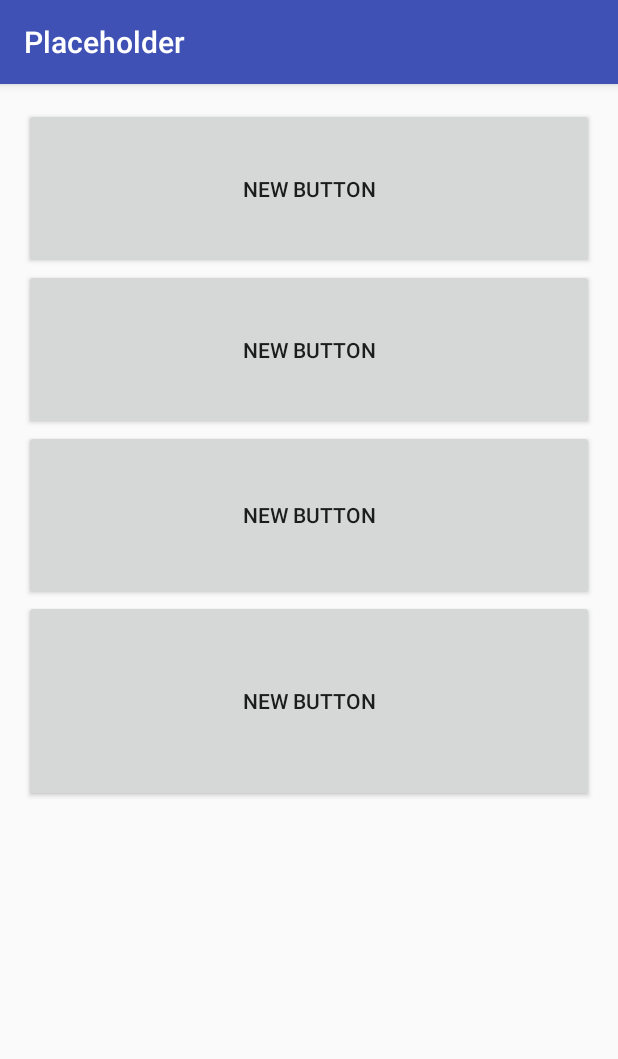
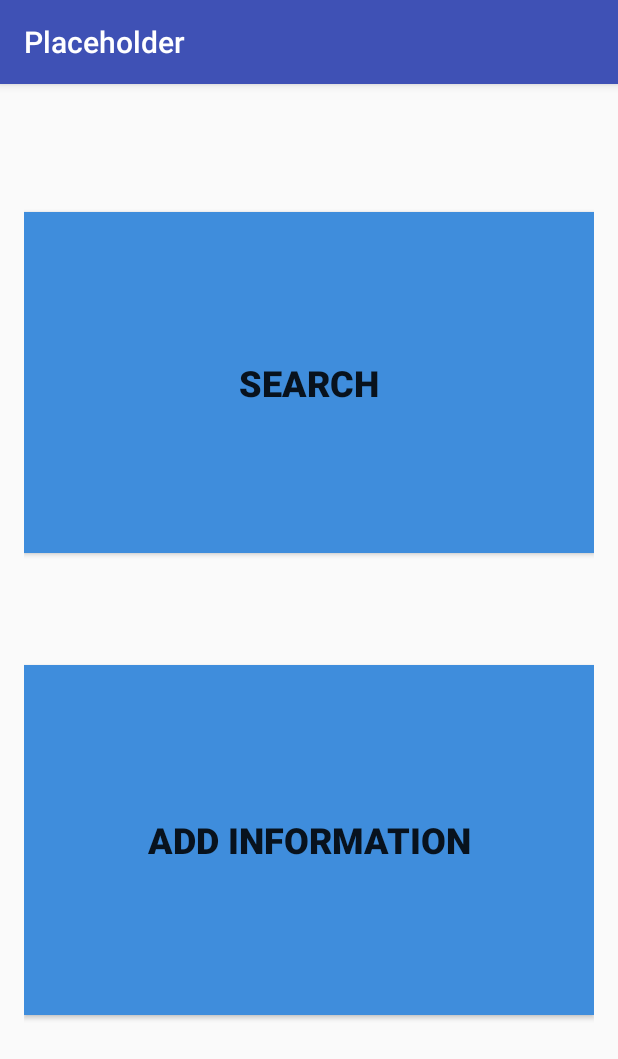
Before and after one commit to Dyzlol/Android-App, an Android app: the screen it shows after launch (MainActivity), on a phone screen of 412 x 824 dp. Shown: the top 1059 px of the screen. Run offline under Robolectric (Android 15) with nearby library versions, the phone set to English and light mode, and no system bars.

Commit message:
More main menu stuffs

```diff
--- a/app/src/main/res/layout/activity_main.xml
+++ b/app/src/main/res/layout/activity_main.xml
@@ -21,28 +21,41 @@
             android:layout_height="wrap_content"
             android:text="New Button"
             android:id="@+id/button"
-            android:layout_weight="0.11" />
+            android:layout_weight="0.04"
+            android:visibility="invisible"
+            android:textSize="@dimen/abc_text_size_caption_material" />
 
         <Button
             android:layout_width="match_parent"
             android:layout_height="wrap_content"
-            android:text="New Button"
-            android:id="@+id/button2"
-            android:layout_weight="0.11" />
+            android:text="Search"
+            android:id="@+id/mmenu_but_search"
+            android:layout_weight="0.33"
+            android:visibility="visible"
+            android:textSize="24dp"
+            android:background="#3f8ddc"
+            android:focusableInTouchMode="true"
+            android:enabled="true"
+            android:typeface="normal"
+            android:textStyle="bold|normal" />
 
         <Button
             android:layout_width="match_parent"
             android:layout_height="wrap_content"
             android:text="New Button"
             android:id="@+id/button3"
-            android:layout_weight="0.12" />
+            android:layout_weight="0.05"
+            android:visibility="invisible" />
 
         <Button
             android:layout_width="match_parent"
             android:layout_height="wrap_content"
-            android:text="New Button"
-            android:id="@+id/button4"
-            android:layout_weight="0.16" />
+            android:text="Add Information"
+            android:id="@+id/mmain_but_addinfo"
+            android:layout_weight="0.34"
+            android:textSize="24dp"
+            android:background="#3f8ddc"
+            android:textStyle="bold" />
     </LinearLayout>
 
 </RelativeLayout>
```
